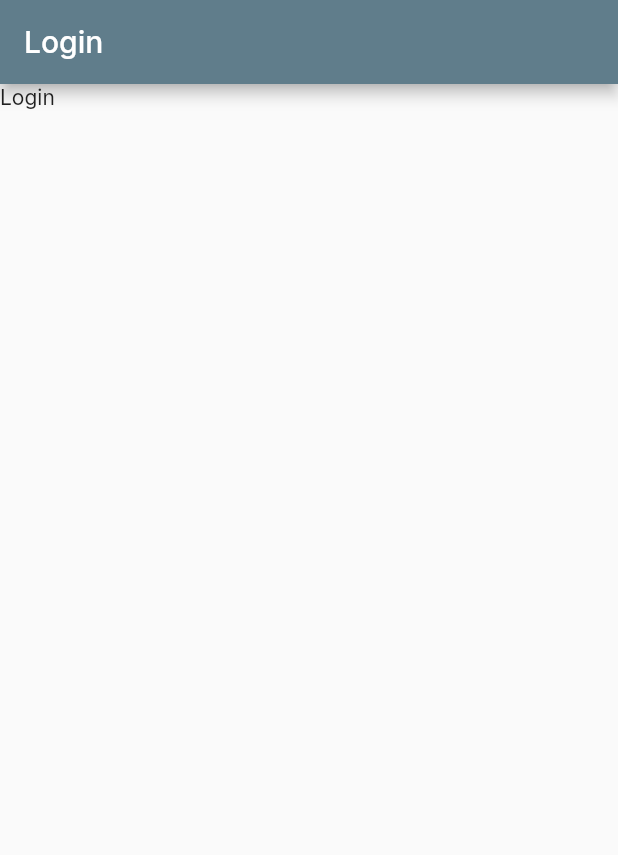
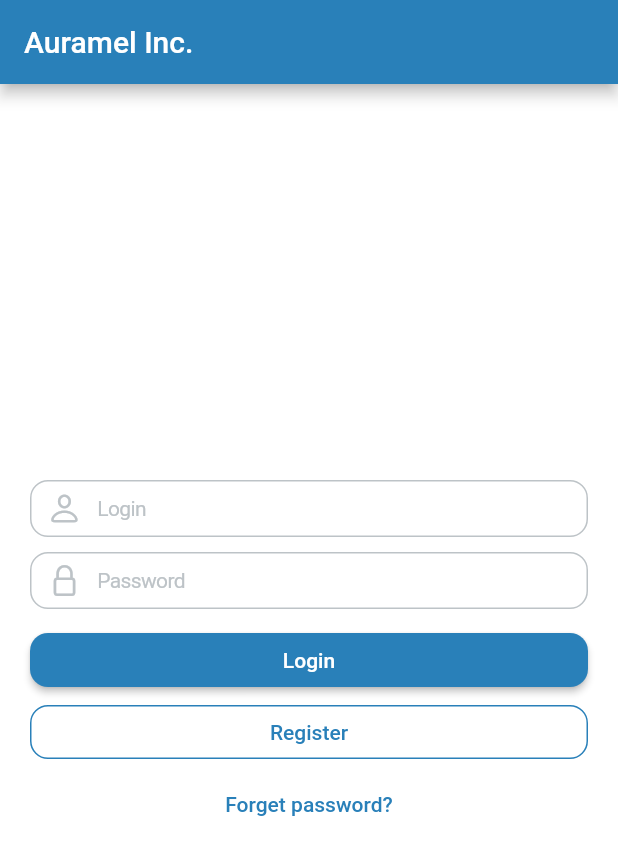
Before and after one commit to Auramel/getx_template, a Flutter app: the screen it shows after launch, on a phone screen of 412 x 824 dp. Shown: the top 855 px of the screen. Run offline on Flutter 3.47's test engine with Material 2 defaults, Android fonts, the phone set to English and light mode, and no system bars; our stand-ins replace get, get_storage, pull_to_refresh.

Commit message:
login screen prepare

```diff
--- a/lib/application.dart
+++ b/lib/application.dart
@@ -1,10 +1,10 @@
 import 'package:flutter/material.dart';
 import 'package:flutter_localizations/flutter_localizations.dart';
 import 'package:get/get.dart';
-import 'package:google_fonts/google_fonts.dart';
 import 'package:pull_to_refresh/pull_to_refresh.dart';
 
 import 'configs/routes.dart';
+import 'modules/auth/bindings/login_bindings.dart';
 import 'modules/auth/ui/screens/login_screen.dart';
 
 class Application extends StatelessWidget {
@@ -30,13 +30,10 @@ class Application extends StatelessWidget {
         theme: ThemeData(
           primaryColor: Colors.white,
           primarySwatch: Colors.blueGrey,
-          fontFamily: 'Inter',
-          textTheme: GoogleFonts.interTextTheme(
-            Theme.of(context).textTheme,
-          )
         ),
         getPages: <GetPage<dynamic>>[
           GetPage<LoginScreen>(
+            binding: LoginBindings(),
             name: Routes.login,
             page: () => const LoginScreen(),
           ),
--- a/lib/configs/constants.dart
+++ b/lib/configs/constants.dart
@@ -1,3 +1,6 @@
 abstract class Constants {
+  static const double screenPadding = 20;
+  static const double inputPadding = 10;
 
+  static const double borderRadius = 12;
 }
--- a/lib/configs/palette.dart
+++ b/lib/configs/palette.dart
@@ -1,3 +1,16 @@
+import 'package:flutter/painting.dart';
+
 abstract class Palette {
-
+  static const Color clouds = Color(0xFFBDC3C7);
+  static const Color silver = Color(0xFFBDC3C7);
+  static const Color concrete = Color(0xFF95A5A6);
+  static const Color asbestos = Color(0xFF7F8C8D);
+  static const Color wetasphalt = Color(0xFF34495E);
+  static const Color midnightblue = Color(0xFF2C3E50);
+  static const Color amethyst = Color(0xFF9B59B6);
+  static const Color wisteria = Color(0xFF8E44AD);
+  static const Color peterriver = Color(0xFF3498DB);
+  static const Color belizehole = Color(0xFF2980B9);
+  static const Color alizarin = Color(0xFFE74C3C);
+  static const Color pomegranate = Color(0xFFC0392B);
 }
--- a/lib/kernel/controller.dart
+++ b/lib/kernel/controller.dart
@@ -1,5 +1,4 @@
 import 'package:get/get.dart';
 
 abstract class Controller extends GetxController {
-
 }
--- a/lib/modules/auth/bindings/login_bindings.dart
+++ b/lib/modules/auth/bindings/login_bindings.dart
@@ -1,8 +1,10 @@
 import 'package:get/get.dart';
+
+import '../controllers/login_controller.dart';
 
 class LoginBindings extends Bindings {
   @override
   void dependencies() {
-
+    Get.lazyPut<LoginController>(() => LoginController());
   }
 }
--- a/lib/modules/auth/controllers/login_controller.dart
+++ b/lib/modules/auth/controllers/login_controller.dart
@@ -1,5 +1,23 @@
+import 'package:flutter/cupertino.dart';
+
 import '../../../kernel/controller.dart';
 
 class LoginController extends Controller {
+  final TextEditingController loginController = TextEditingController();
+  String get login => loginController.text;
 
+  final TextEditingController passwordController = TextEditingController();
+  String get password => passwordController.text;
+
+  void onSubmitClicked() {
+
+  }
+
+  void onRegisterClicked() {
+
+  }
+
+  void onForgetPasswordClicked() {
+
+  }
 }
--- a/lib/modules/auth/ui/screens/login_screen.dart
+++ b/lib/modules/auth/ui/screens/login_screen.dart
@@ -1,16 +1,98 @@
+import 'package:flutter/cupertino.dart';
 import 'package:flutter/material.dart';
+import 'package:get/get.dart';
 
-class LoginScreen extends StatelessWidget {
+import '../../../../configs/constants.dart';
+import '../../../../configs/palette.dart';
+import '../../../../widgets/custom_input.dart';
+import '../../controllers/login_controller.dart';
+
+class LoginScreen extends GetView<LoginController> {
   const LoginScreen(): super(key: null);
 
   @override
   Widget build(BuildContext context) {
     return Scaffold(
+      backgroundColor: Colors.white,
       appBar: AppBar(
-        title: Text('Login'),
+        backgroundColor: Palette.belizehole,
+        title: const Text(
+          'Auramel Inc.',
+        ),
       ),
       body: SafeArea(
-        child: Text('Login'),
+        child: Padding(
+          padding: const EdgeInsets.all(Constants.screenPadding),
+          child: Column(
+            mainAxisAlignment: MainAxisAlignment.center,
+            crossAxisAlignment: CrossAxisAlignment.stretch,
+            children: <Widget>[
+              CustomInput(
+                controller: controller.loginController,
+                placeholder: 'Login',
+                icon: const Icon(
+                  CupertinoIcons.person,
+                  color: Palette.clouds,
+                ),
+              ),
+              Padding(
+                padding: const EdgeInsets.only(top: 10),
+                child: CustomInput(
+                  controller: controller.passwordController,
+                  placeholder: 'Password',
+                  isPassword: true,
+                  icon: const Icon(
+                    CupertinoIcons.padlock,
+                    color: Palette.clouds,
+                  ),
+                ),
+              ),
+              Padding(
+                padding: const EdgeInsets.only(top: 10),
+                child: ElevatedButton(
+                  onPressed: controller.onSubmitClicked,
+                  style: ButtonStyle(
+                    backgroundColor: MaterialStateProperty.all(Palette.belizehole),
+                    shape: MaterialStateProperty.all(
+                      RoundedRectangleBorder(
+                        borderRadius: BorderRadius.circular(Constants.borderRadius),
+                      ),
+                    ),
+                  ),
+                  child: const Text('Login'),
+                ),
+              ),
+              OutlinedButton(
+                onPressed: controller.onRegisterClicked,
+                style: ButtonStyle(
+                  side: MaterialStateProperty.all(
+                    const BorderSide(color: Palette.belizehole),
+                  ),
+                  shape: MaterialStateProperty.all(
+                    RoundedRectangleBorder(
+                      borderRadius: BorderRadius.circular(Constants.borderRadius),
+                    ),
+                  ),
+                ),
+                child: const Text(
+                  'Register',
+                  style: TextStyle(
+                    color: Palette.belizehole,
+                  ),
+                ),
+              ),
+              TextButton(
+                onPressed: controller.onForgetPasswordClicked,
+                child: const Text(
+                  'Forget password?',
+                  style: TextStyle(
+                    color: Palette.belizehole,
+                  ),
+                ),
+              ),
+            ],
+          ),
+        ),
       ),
     );
   }
--- /dev/null
+++ b/lib/widgets/custom_input.dart
@@ -0,0 +1,57 @@
+import 'package:flutter/cupertino.dart';
+import 'package:flutter/services.dart';
+
+import '../configs/constants.dart';
+import '../configs/palette.dart';
+
+class CustomInput extends StatelessWidget {
+  const CustomInput({
+    required this.controller,
+    required this.placeholder,
+    this.keyboardType,
+    this.inputFormatters = const <TextInputFormatter>[],
+    this.icon,
+    this.isPassword = false,
+  }): super(key: null);
+
+  final TextEditingController controller;
+  final String placeholder;
+  final TextInputType? keyboardType;
+  final List<TextInputFormatter> inputFormatters;
+  final Icon? icon;
+  final bool isPassword;
+
+  @override
+  Widget build(BuildContext context) {
+    final double iconPaddingLeft = (icon != null)
+      ? Constants.inputPadding
+      : 0;
+
+    return CupertinoTextField(
+      controller: controller,
+      padding: const EdgeInsets.all(Constants.inputPadding),
+      obscureText: isPassword,
+      placeholder: placeholder,
+      placeholderStyle: const TextStyle(
+        color: Palette.clouds,
+        fontSize: 14,
+      ),
+      keyboardType: keyboardType,
+      inputFormatters: inputFormatters,
+      clearButtonMode: OverlayVisibilityMode.editing,
+      style: const TextStyle(
+        fontSize: 14,
+      ),
+      prefix: Padding(
+        padding: EdgeInsets.only(left: iconPaddingLeft),
+        child: icon,
+      ),
+      decoration: BoxDecoration(
+        borderRadius: BorderRadius.circular(Constants.borderRadius),
+        border: Border.all(
+          color: Palette.clouds,
+        )
+      ),
+    );
+  }
+}
--- a/pubspec.yaml
+++ b/pubspec.yaml
@@ -19,7 +19,6 @@ dependencies:
   get: ^4.6.1
   get_storage: ^2.0.3
   pull_to_refresh: ^2.0.0
-  google_fonts: ^2.3.2
 
 dev_dependencies:
   flutter_test:
```
Also changed, not shown: pubspec.lock.
